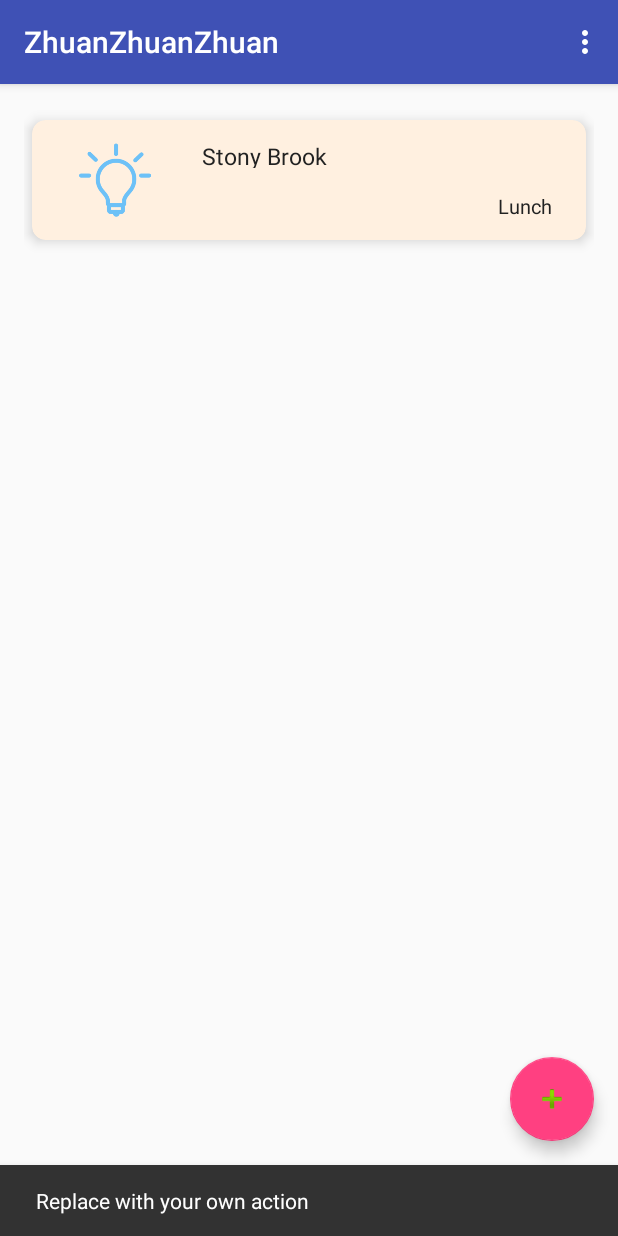
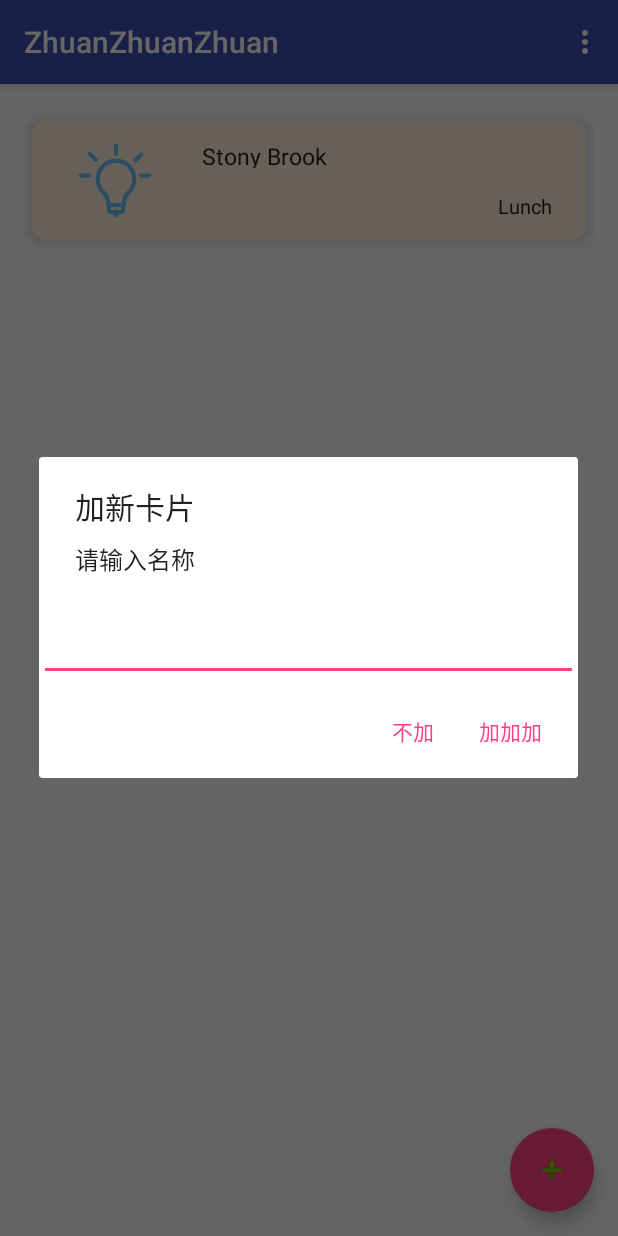
Before and after one commit to yihanseattle/ZhuanZhuanZhuan, an Android app: the screen it shows after launch (MainActivity), after a tap on an icon or button, on a phone screen of 412 x 824 dp. Run offline under Robolectric (Android 15) with nearby library versions, the phone set to English and light mode, and no system bars; libraries missing offline, so code that uses them is left out: com.daimajia.androidanimations; 2 statements that could not run were skipped.

Commit message:
Adding new CardView is working.

```diff
--- a/app/build.gradle
+++ b/app/build.gradle
@@ -26,4 +26,7 @@ dependencies {
     compile 'com.android.support:design:23.4.0'
     compile 'com.android.support:cardview-v7:23.4.0'
     compile 'com.android.support:recyclerview-v7:23.4.0'
+    compile 'com.nineoldandroids:library:2.4.0'
+    compile 'com.daimajia.easing:library:1.0.1@aar'
+    compile 'com.daimajia.androidanimations:library:1.1.3@aar'
 }
--- a/app/src/main/java/app/com/yihan/android/zhuanzhuanzhuan/MainActivity.java
+++ b/app/src/main/java/app/com/yihan/android/zhuanzhuanzhuan/MainActivity.java
@@ -1,15 +1,26 @@
 package app.com.yihan.android.zhuanzhuanzhuan;
 
+import android.content.Context;
+import android.content.DialogInterface;
 import android.os.Bundle;
 import android.support.design.widget.FloatingActionButton;
 import android.support.design.widget.Snackbar;
+import android.support.v7.app.AlertDialog;
 import android.support.v7.app.AppCompatActivity;
 import android.support.v7.widget.LinearLayoutManager;
 import android.support.v7.widget.RecyclerView;
 import android.support.v7.widget.Toolbar;
-import android.view.View;
 import android.view.Menu;
 import android.view.MenuItem;
+import android.view.View;
+import android.view.WindowManager;
+import android.view.inputmethod.InputMethodManager;
+import android.widget.EditText;
+import android.widget.LinearLayout;
+import android.widget.Toast;
+
+import com.daimajia.androidanimations.library.Techniques;
+import com.daimajia.androidanimations.library.YoYo;
 
 import java.util.ArrayList;
 import java.util.List;
@@ -19,6 +30,7 @@ public class MainActivity extends AppCompatActivity {
     private List<Item> placeList;
     private RecyclerView mRecyclerView;
     private MyRecyclerAdapter adapter;
+    View vvv;
 
     @Override
     protected void onCreate(Bundle savedInstanceState) {
@@ -28,13 +40,18 @@ public class MainActivity extends AppCompatActivity {
         setSupportActionBar(toolbar);
 
         FloatingActionButton fab = (FloatingActionButton) findViewById(R.id.fab);
-        fab.setOnClickListener(new View.OnClickListener() {
-            @Override
-            public void onClick(View view) {
-                Snackbar.make(view, "Replace with your own action", Snackbar.LENGTH_LONG)
-                        .setAction("Action", null).show();
-            }
-        });
+        if (fab != null) {
+            fab.setOnClickListener(new View.OnClickListener() {
+                @Override
+                public void onClick(View view) {
+                    //                Snackbar.make(view, "Replace with your own action", Snackbar.LENGTH_LONG)
+                    //                        .setAction("Action", null).show();
+//                    addItem(1, "Dinner", "NYC");
+                    vvv = view;
+                    showLocationDialog();
+                }
+            });
+        }
 
 
         // Initialize recycler view
@@ -46,6 +63,12 @@ public class MainActivity extends AppCompatActivity {
         buildList();
         adapter = new MyRecyclerAdapter(this, placeList);
         mRecyclerView.setAdapter(adapter);
+    }
+
+    private void addItem(int color, String lunchOrDinner, String place) {
+        Item item = new Item(color, lunchOrDinner, place);
+        placeList.add(item);
+        adapter.notifyItemInserted(placeList.size() - 1);
     }
 
     private void buildList() {
@@ -75,4 +98,74 @@ public class MainActivity extends AppCompatActivity {
 
         return super.onOptionsItemSelected(item);
     }
+
+    private void showLocationDialog() {
+        AlertDialog.Builder builder = new AlertDialog.Builder(MainActivity.this);
+        builder.setTitle(getString(R.string.ready_to_add_new_item));
+        builder.setMessage(getString(R.string.please_enter_content));
+        final EditText input = new EditText(MainActivity.this);
+        LinearLayout.LayoutParams lp = new LinearLayout.LayoutParams(
+                LinearLayout.LayoutParams.MATCH_PARENT,
+                LinearLayout.LayoutParams.MATCH_PARENT);
+        lp.setMargins(30, 10, 30, 10);
+        input.setLayoutParams(lp);
+        input.setFocusable(true);
+        builder.setView(input);
+        getWindow().setSoftInputMode(WindowManager.LayoutParams.SOFT_INPUT_STATE_VISIBLE);
+        String positiveText = getString(R.string.go_for_it);
+        builder.setPositiveButton(positiveText,
+                new DialogInterface.OnClickListener() {
+                    @Override
+                    public void onClick(DialogInterface dialog, int which) {
+                        // positive button logic
+//                        Toast.makeText(getApplicationContext(), "Yeah..." + input.getText(), Toast.LENGTH_LONG).show();
+                        addItem((int)(Math.random() * 30), "Lunch", input.getText().toString());
+                        hideKeyboard(input);
+                    }
+                });
+
+        String negativeText = getString(R.string.give_up);
+        builder.setNegativeButton(negativeText,
+                new DialogInterface.OnClickListener() {
+                    @Override
+                    public void onClick(DialogInterface dialog, int which) {
+                        // negative button logic
+//                        Toast.makeText(getApplicationContext(), "让我再想想...", Toast.LENGTH_SHORT).show();
+                        Snackbar.make(vvv, "让我再想想...", Snackbar.LENGTH_SHORT).setAction("Action", null).show();
+                        hideKeyboard(input);
+                    }
+                });
+
+        AlertDialog dialog = builder.create();
+        // display dialog
+        dialog.show();
+        YoYo.with(Techniques.Landing).playOn(input);
+        input.requestFocus();
+
+        showKeyboard(input);
+    }
+
+    private void showKeyboard(final EditText input) {
+        input.post(new Runnable() {
+
+            @Override
+            public void run() {
+                InputMethodManager keyboard = (InputMethodManager)
+                        getSystemService(Context.INPUT_METHOD_SERVICE);
+                keyboard.showSoftInput(input, 0);
+            }
+        });
+    }
+
+    private void hideKeyboard(EditText input) {
+        input.post(new Runnable() {
+            @Override
+            public void run() {
+                getWindow().setSoftInputMode(
+                        WindowManager.LayoutParams.SOFT_INPUT_STATE_ALWAYS_HIDDEN
+                );
+
+            }
+        });
+    }
 }
--- a/app/src/main/java/app/com/yihan/android/zhuanzhuanzhuan/MyRecyclerAdapter.java
+++ b/app/src/main/java/app/com/yihan/android/zhuanzhuanzhuan/MyRecyclerAdapter.java
@@ -8,7 +8,12 @@ import android.text.Html;
 import android.view.LayoutInflater;
 import android.view.View;
 import android.view.ViewGroup;
+import android.view.animation.Animation;
+import android.view.animation.AnimationUtils;
 import android.widget.TextView;
+
+import com.daimajia.androidanimations.library.Techniques;
+import com.daimajia.androidanimations.library.YoYo;
 
 import java.util.List;
 
@@ -18,6 +23,8 @@ import java.util.List;
 public class MyRecyclerAdapter extends RecyclerView.Adapter<MyRecyclerAdapter.CustomViewHolder> {
     private List<Item> placeItemList;
     private Context mContext;
+    private int lastPosition = -1;
+    View view;
 
     private String[] colors = new String[]{
             "#FFFFE0", "#FFF0E0", "#FFA000", "#E0B880", "#FFF0F0", "#D08040"
@@ -36,23 +43,22 @@ public class MyRecyclerAdapter extends RecyclerView.Adapter<MyRecyclerAdapter.Cu
         View view = LayoutInflater.from(viewGroup.getContext()).inflate(R.layout.list_row, null);
 
         CustomViewHolder viewHolder = new CustomViewHolder(view);
+
+        this.view = view;
         return viewHolder;
     }
 
     @Override
-    public void onBindViewHolder(CustomViewHolder customViewHolder, int i) {
-        Item feedItem = placeItemList.get(i);
+    public void onBindViewHolder(CustomViewHolder customViewHolder, int position) {
 
-        //Download image using picasso library
-//        Picasso.with(mContext).load(feedItem.getThumbnail())
-//                .error(R.drawable.placeholder)
-//                .placeholder(R.drawable.placeholder)
-//                .into(customViewHolder.imageView);
+        YoYo.with(Techniques.Wobble).playOn(customViewHolder.mCardView);
+        Item feedItem = placeItemList.get(position);
 
         //Setting text view title
         customViewHolder.tvPlaceName.setText(Html.fromHtml(feedItem.getPlaceName()));
         customViewHolder.tvLunchOrDinner.setText(Html.fromHtml(feedItem.getLunchOrDinner()));
         customViewHolder.mCardView.setCardBackgroundColor(Color.parseColor(colors[feedItem.getColorIndex()]));
+
     }
 
     @Override
--- a/app/src/main/res/values/strings.xml
+++ b/app/src/main/res/values/strings.xml
@@ -1,4 +1,8 @@
 <resources>
     <string name="app_name">ZhuanZhuanZhuan</string>
     <string name="action_settings">Settings</string>
+    <string name="go_for_it">加加加</string>
+    <string name="give_up">不加</string>
+    <string name="ready_to_add_new_item">加新卡片</string>
+    <string name="please_enter_content">请输入名称</string>
 </resources>
```
